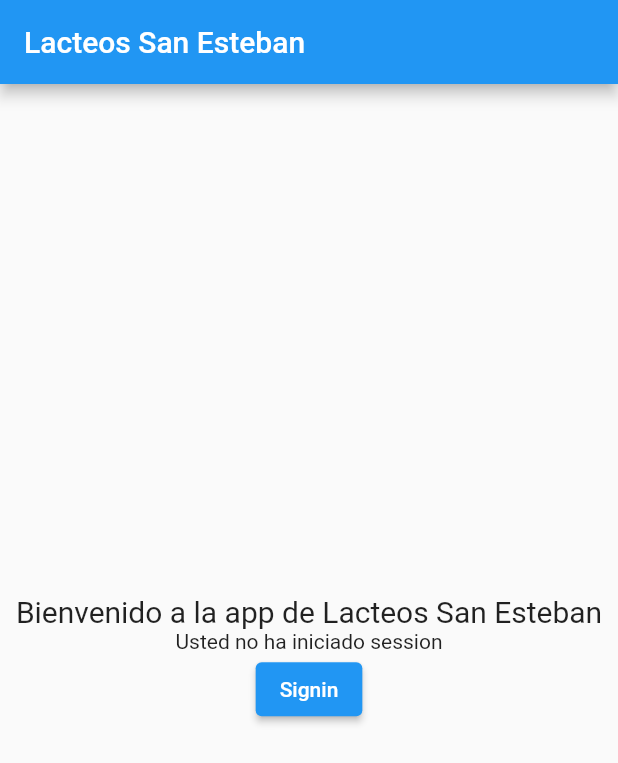
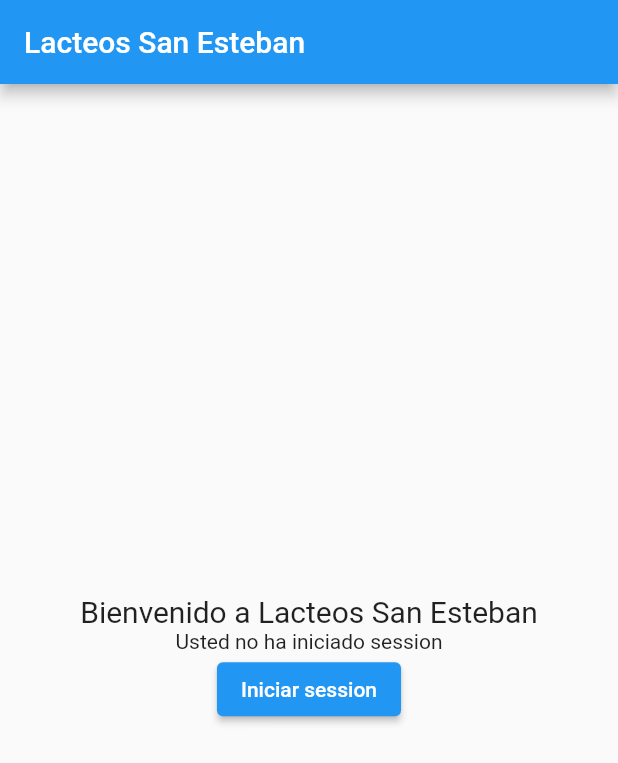
Before and after one commit to robert-virtual/lacteos_san_esteban, a Flutter app: the screen it shows after launch, on a phone screen of 412 x 824 dp. Shown: the top 763 px of the screen. Run offline on Flutter 3.47's test engine with Material 2 defaults, Android fonts, the phone set to English and light mode, and no system bars; our stand-ins replace get, google_sign_in.

Commit message:
inicio de session

```diff
--- a/lib/pages/login.dart
+++ b/lib/pages/login.dart
@@ -2,6 +2,10 @@ import 'package:flutter/material.dart';
 import 'package:get/get.dart';
 import 'package:lateos_san_esteban/controllers/user_controller.dart';
 import 'package:google_sign_in/google_sign_in.dart';
+
+GoogleSignIn _googleSignIn = GoogleSignIn(scopes: [
+  "https://www.googleapis.com/auth/spreadsheets",
+]);
 
 class Login extends GetView<UserController> {
   const Login({Key? key}) : super(key: key);
@@ -17,25 +21,28 @@ class Login extends GetView<UserController> {
           mainAxisAlignment: MainAxisAlignment.center,
           children: [
             const Text(
-              "Bienvenido a la app de Lacteos San Esteban",
+              "Bienvenido a Lacteos San Esteban",
               textAlign: TextAlign.center,
               style: TextStyle(
                 fontSize: 20,
               ),
             ),
-            _buildBody()
+            GetBuilder<UserController>(
+                builder: (_) => _buildBody(controller.account))
           ],
         )),
       ),
     );
   }
 
-  Widget _buildBody() {
-    final GoogleSignInAccount? user = controller.account;
+  Widget _buildBody(GoogleSignInAccount? user) {
     if (user != null) {
       return Column(
         mainAxisAlignment: MainAxisAlignment.spaceAround,
         children: [
+          ElevatedButton(
+              onPressed: () => Get.toNamed("/home"),
+              child: const Text("Inicio")),
           ListTile(
               leading: GoogleUserCircleAvatar(identity: user),
               title: Text(user.displayName ?? ""),
@@ -43,9 +50,6 @@ class Login extends GetView<UserController> {
           const Text("Inicio de session exitoso"),
           ElevatedButton(
               onPressed: _handleSignout, child: const Text("Cerrar session")),
-          ElevatedButton(
-              onPressed: () => controller.handleGetSheets(user),
-              child: const Text("Refresh"))
         ],
       );
     }
@@ -53,18 +57,19 @@ class Login extends GetView<UserController> {
       mainAxisAlignment: MainAxisAlignment.spaceAround,
       children: [
         const Text("Usted no ha iniciado session"),
-        ElevatedButton(onPressed: _handleSignin, child: const Text("Signin"))
+        ElevatedButton(
+            onPressed: _handleSignin, child: const Text("Iniciar session"))
       ],
     );
   }
 
   Future<void> _handleSignin() async {
     try {
-      await controller.googleSignIn.signIn();
+      await _googleSignIn.signIn();
     } catch (e) {
       Get.snackbar("Error", e.toString());
     }
   }
 
-  Future<void> _handleSignout() => controller.googleSignIn.disconnect();
+  Future<void> _handleSignout() => _googleSignIn.disconnect();
 }
```
Also changed, not shown: lib/controllers/user_controller.dart (+6 -1 lines).
